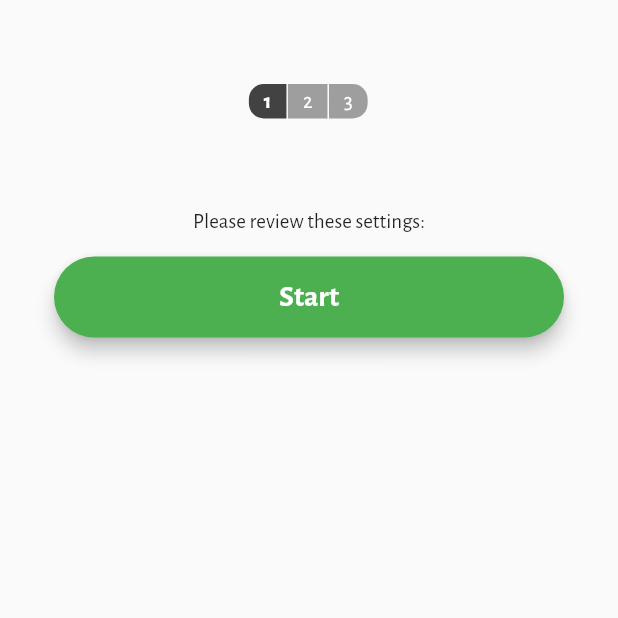
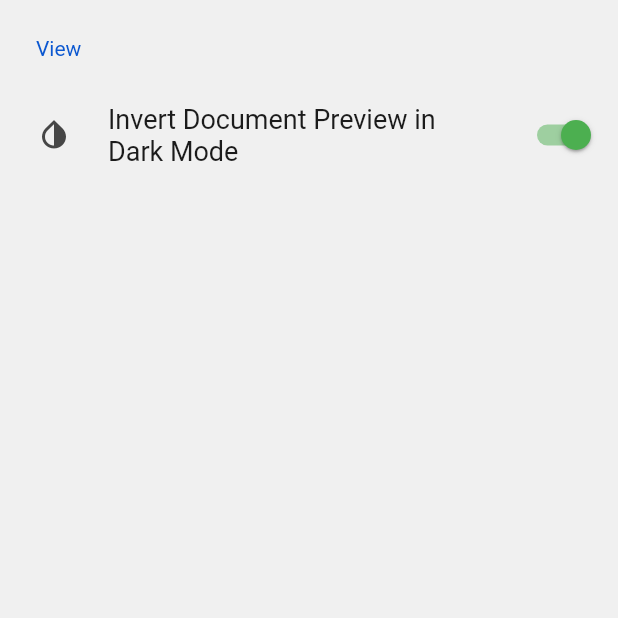
Before and after one commit to bauerj/paperless_app, a Flutter app: the SettingsRoute screen opened directly, on a phone screen of 412 x 824 dp, the top half of it. Run offline on Flutter 3.47's test engine with Material 2 defaults, Android fonts, the phone set to English and light mode, and no system bars; drawn by our look-alikes of settings_ui; our stand-ins replace cached_network_image, dio, flutter_secure_storage, flutter_svg, get_it, open_file and 1 more; accounts and stored records are empty; generated files the repository leaves out were written again.

Commit message:
Add settings route. Allow to disable preview inverting.
Closes: #2

```diff
--- a/lib/routes/settings_route.dart
+++ b/lib/routes/settings_route.dart
@@ -1,92 +1,58 @@
-import 'package:flutter_secure_storage/flutter_secure_storage.dart';
 import 'package:flutter/material.dart';
-import 'package:get_it/get_it.dart';
-import 'package:paperless_app/api.dart';
+import 'package:settings_ui/settings_ui.dart';
+import 'package:shared_preferences/shared_preferences.dart';
 
-import '../widgets/display_steps_widget.dart';
-import 'package:paperless_app/widgets/button_widget.dart';
-
-import 'login_route.dart';
-
-final _formKey = GlobalKey<FormState>();
 final _scaffoldKey = GlobalKey<ScaffoldState>();
 
 class SettingsRoute extends StatefulWidget {
-  final String url;
-  final bool isWelcome;
-
-  SettingsRoute({Key key, this.url, this.isWelcome = true}) : super(key: key);
+  SettingsRoute({Key key}) : super(key: key);
 
   @override
-  _SettingsRouteState createState() => _SettingsRouteState(url);
+  _SettingsRouteState createState() => _SettingsRouteState();
 }
 
 class _SettingsRouteState extends State<SettingsRoute> {
-  String serverUrl;
+  bool invertDocumentPreview = true;
+  SharedPreferences prefs;
+  _SettingsRouteState();
 
-  _SettingsRouteState(this.serverUrl);
 
-  void save() async {
-    if (_formKey.currentState.validate()) {
-      _formKey.currentState.save();
-      _formKey.currentState.deactivate();
-      await GetIt.I<FlutterSecureStorage>()
-          .write(key: "server_url", value: serverUrl);
-      _scaffoldKey.currentState
-          .showSnackBar(SnackBar(content: Text('Connecting to $serverUrl...')));
-      try {
-        if (await API(serverUrl).testConnection()) {
-          Navigator.pushReplacement (
-            context,
-            MaterialPageRoute(builder: (context) => LoginRoute()),
-          );
-        }
-      } catch (e) {
-        showDialog(
-            context: _scaffoldKey.currentContext,
-            builder: (BuildContext ctx) {
-              return AlertDialog(
-                  title: Text("Connection Error"), content: Text(e.toString()));
-            });
-      }
-    }
+  @override
+  void initState()  {
+    loadPreferences();
   }
+
+  void loadPreferences() async {
+    prefs = await SharedPreferences.getInstance();
+    setState(() {
+      invertDocumentPreview = prefs.getBool("invert_document_preview") ?? true;
+    });
+}
 
   @override
   Widget build(BuildContext context) {
     return Scaffold(
-        key: _scaffoldKey,
-        body: SingleChildScrollView(
-            child: Center(
-          child: Container(
-            child: Padding(
-              padding: const EdgeInsets.all(36.0),
-              child: Form(
-                key: _formKey,
-                child: Column(
-                  crossAxisAlignment: CrossAxisAlignment.center,
-                  mainAxisAlignment: MainAxisAlignment.center,
-                  children: <Widget>[
-                    SizedBox(height: 20),
-                    DisplayStepsWidget(currentStep: 0, totalSteps: 3),
-                    SizedBox(height: 60),
-                    Text(
-                      "Please review these settings:",
-                      textAlign: TextAlign.center,
-                    ),
-                    SizedBox(height: 15.0),
-                    // Dark Mode
-                    // Use local index to speed up search
-                    // Store all documents for offline usage
-                    ButtonWidget(
-                      "Start",
-                      onPressed: save,
-                    ),
-                  ],
+      key: _scaffoldKey,
+      body: SettingsList(
+          sections: [
+            SettingsSection(
+              title: 'View',
+              tiles: [
+                SettingsTile.switchTile(
+                  title: 'Invert Document Preview in Dark Mode',
+                  leading: Icon(Icons.invert_colors),
+                  switchValue: invertDocumentPreview,
+                  onToggle: (bool value) {
+                    prefs.setBool("invert_document_preview", value);
+                    setState(() {
+                      invertDocumentPreview = value;
+                    });
+                  },
                 ),
-              ),
+              ],
             ),
-          ),
-        )));
+          ],
+        ),
+    );
   }
 }
```
Also changed, not shown: lib/routes/documents_route.dart (+33 -3 lines), pubspec.yaml (+3 -4 lines), pubspec.lock.
